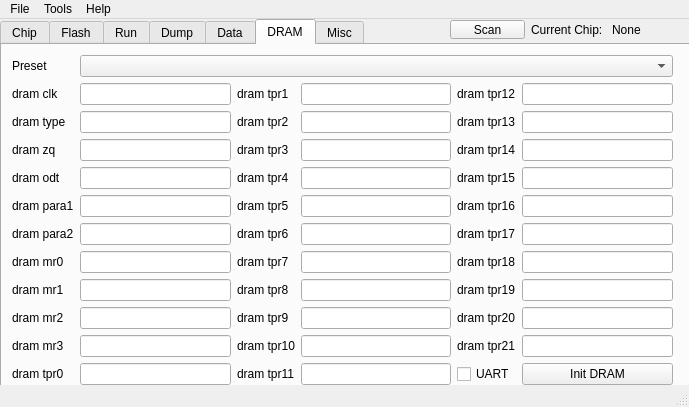
Old version of the form src/mainwindow.ui in the repository YuzukiTsuru/YFEL.
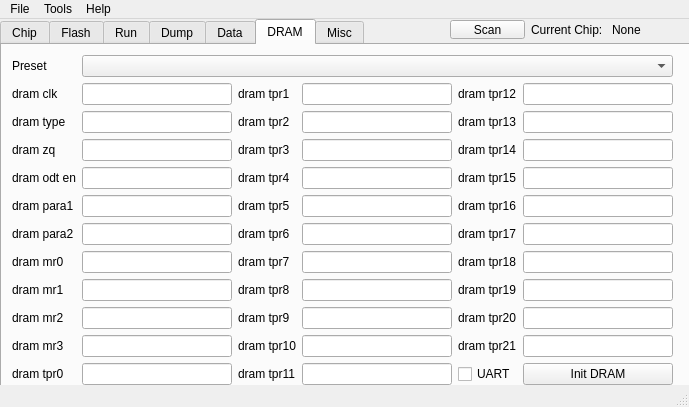
New version of the form.

Commit message: fully impl dram param display

The edit to the form file:
```diff
--- a/src/mainwindow.ui
+++ b/src/mainwindow.ui
@@ -675,7 +675,7 @@
        <item row="4" column="0">
         <widget class="QLabel" name="dram_dram_odt_en_label">
          <property name="text">
-          <string>dram odt</string>
+          <string>dram odt en</string>
          </property>
         </widget>
        </item>
```
The commit also changes 2 other files.
